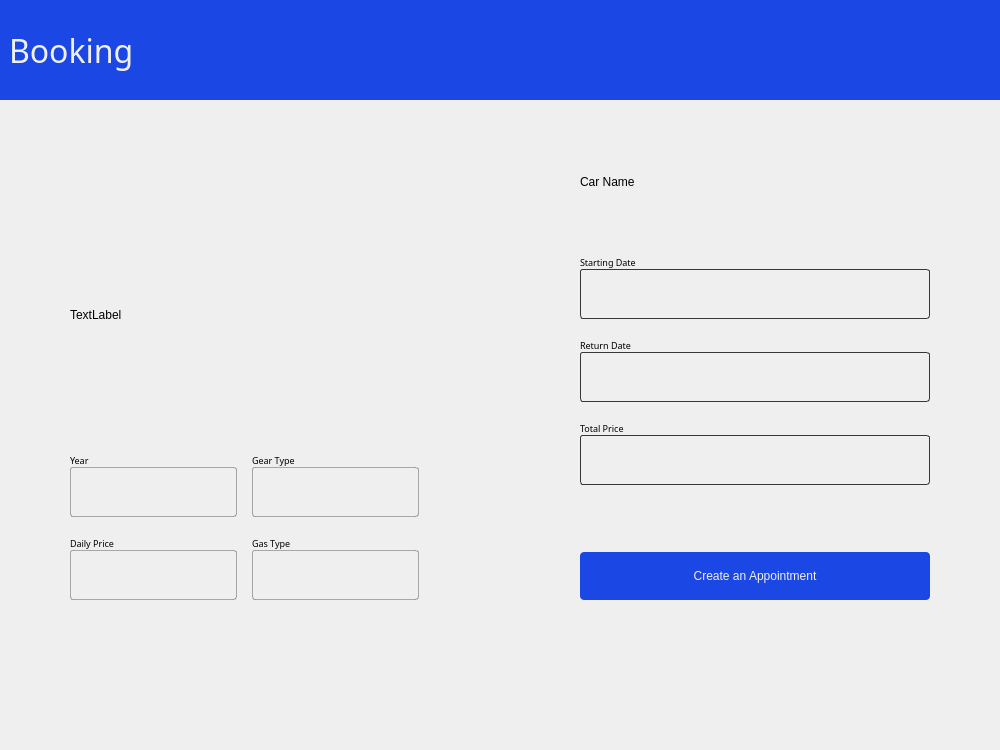
The window that ui/uiFiles/bookingWindow.ui (efeKbkci/CarRentalApp) describes before a commit, drawn with Qt 5.
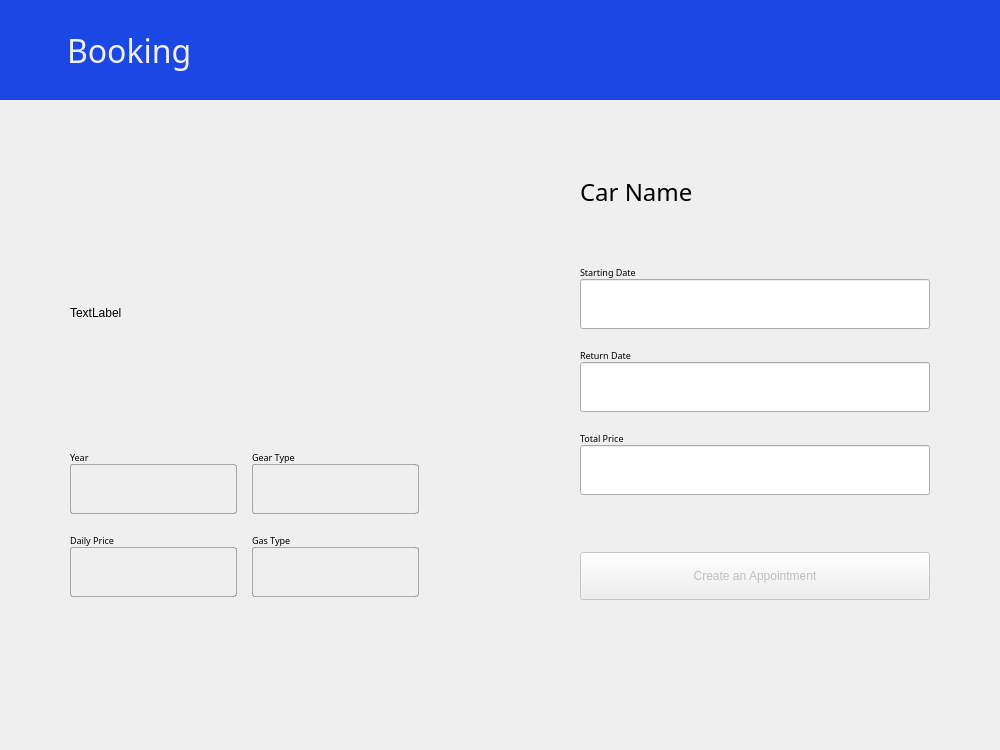
The same window after the commit. Icons and pictures are not drawn.

The edit to the form file:
```diff
--- a/ui/uiFiles/bookingWindow.ui
+++ b/ui/uiFiles/bookingWindow.ui
@@ -11,15 +11,15 @@
    </rect>
   </property>
   <property name="sizePolicy">
-   <sizepolicy hsizetype="Fixed" vsizetype="Fixed">
+   <sizepolicy hsizetype="Maximum" vsizetype="Maximum">
     <horstretch>0</horstretch>
     <verstretch>0</verstretch>
    </sizepolicy>
   </property>
   <property name="minimumSize">
    <size>
-    <width>1000</width>
-    <height>750</height>
+    <width>800</width>
+    <height>600</height>
    </size>
   </property>
   <property name="maximumSize">
@@ -68,10 +68,58 @@
       </size>
      </property>
      <property name="styleSheet">
-      <string notr="true">background-color: rgb(27, 71, 229);
-color: #F0F0F0;</string>
+      <string notr="true">#top_app_bar{
+	background-color: rgb(27, 71, 229);
+}
+
+QLabel {
+	color: #F0F0F0;
+}</string>
      </property>
      <layout class="QHBoxLayout" name="horizontalLayout_2">
+      <item>
+       <widget class="QPushButton" name="back_btn">
+        <property name="sizePolicy">
+         <sizepolicy hsizetype="Maximum" vsizetype="Maximum">
+          <horstretch>0</horstretch>
+          <verstretch>0</verstretch>
+         </sizepolicy>
+        </property>
+        <property name="styleSheet">
+         <string notr="true">background-color: transparent;
+border: None;</string>
+        </property>
+        <property name="text">
+         <string/>
+        </property>
+        <property name="icon">
+         <iconset>
+          <normaloff>../../assets/icons/back_navigation.png</normaloff>../../assets/icons/back_navigation.png</iconset>
+        </property>
+        <property name="iconSize">
+         <size>
+          <width>32</width>
+          <height>32</height>
+         </size>
+        </property>
+       </widget>
+      </item>
+      <item>
+       <spacer name="horizontalSpacer_2">
+        <property name="orientation">
+         <enum>Qt::Horizontal</enum>
+        </property>
+        <property name="sizeType">
+         <enum>QSizePolicy::Fixed</enum>
+        </property>
+        <property name="sizeHint" stdset="0">
+         <size>
+          <width>20</width>
+          <height>20</height>
+         </size>
+        </property>
+       </spacer>
+      </item>
       <item>
        <widget class="QLabel" name="booking_label">
         <property name="font">
@@ -132,6 +180,24 @@
          </property>
          <item>
           <widget class="QLabel" name="car_image_label">
+           <property name="sizePolicy">
+            <sizepolicy hsizetype="Fixed" vsizetype="Fixed">
+             <horstretch>0</horstretch>
+             <verstretch>0</verstretch>
+            </sizepolicy>
+           </property>
+           <property name="minimumSize">
+            <size>
+             <width>380</width>
+             <height>270</height>
+            </size>
+           </property>
+           <property name="maximumSize">
+            <size>
+             <width>380</width>
+             <height>270</height>
+            </size>
+           </property>
            <property name="text">
             <string>TextLabel</string>
            </property>
@@ -182,7 +248,7 @@
               <property name="sizeConstraint">
                <enum>QLayout::SetDefaultConstraint</enum>
               </property>
-              <item alignment="Qt::AlignRight">
+              <item alignment="Qt::AlignLeft">
                <widget class="QLabel" name="year_label">
                 <property name="sizePolicy">
                  <sizepolicy hsizetype="Preferred" vsizetype="Fixed">
@@ -227,6 +293,15 @@
                   <height>50</height>
                  </size>
                 </property>
+                <property name="text">
+                 <string/>
+                </property>
+                <property name="alignment">
+                 <set>Qt::AlignCenter</set>
+                </property>
+                <property name="readOnly">
+                 <bool>true</bool>
+                </property>
                </widget>
               </item>
              </layout>
@@ -284,6 +359,12 @@
                   <height>50</height>
                  </size>
                 </property>
+                <property name="alignment">
+                 <set>Qt::AlignCenter</set>
+                </property>
+                <property name="readOnly">
+                 <bool>true</bool>
+                </property>
                </widget>
               </item>
              </layout>
@@ -296,7 +377,7 @@
               <property name="sizeConstraint">
                <enum>QLayout::SetDefaultConstraint</enum>
               </property>
-              <item alignment="Qt::AlignRight">
+              <item alignment="Qt::AlignLeft">
                <widget class="QLabel" name="price_label">
                 <property name="sizePolicy">
                  <sizepolicy hsizetype="Preferred" vsizetype="Fixed">
@@ -341,6 +422,12 @@
                   <height>50</height>
                  </size>
                 </property>
+                <property name="alignment">
+                 <set>Qt::AlignCenter</set>
+                </property>
+                <property name="readOnly">
+                 <bool>true</bool>
+                </property>
                </widget>
               </item>
              </layout>
@@ -398,6 +485,12 @@
                   <height>50</height>
                  </size>
                 </property>
+                <property name="alignment">
+                 <set>Qt::AlignCenter</set>
+                </property>
+                <property name="readOnly">
+                 <bool>true</bool>
+                </property>
                </widget>
               </item>
              </layout>
@@ -430,14 +523,7 @@
          </sizepolicy>
         </property>
         <property name="styleSheet">
-         <string notr="true">QLineEdit {
-	padding-left : 10px;
-	border: 1px solid #383838;
-	border-radius : 3px;
-	background-color: transparent;
-	color : #383838;
-}
-</string>
+         <string notr="true"/>
         </property>
         <layout class="QVBoxLayout" name="verticalLayout_3">
          <property name="spacing">
@@ -456,7 +542,13 @@
           <number>0</number>
          </property>
          <item>
-          <widget class="QLabel" name="car_name">
+          <widget class="QLabel" name="car_name_label">
+           <property name="font">
+            <font>
+             <family>Roboto Mono</family>
+             <pointsize>18</pointsize>
+            </font>
+           </property>
            <property name="text">
             <string>Car Name</string>
            </property>
@@ -534,6 +626,9 @@
                <height>16777215</height>
               </size>
              </property>
+             <property name="alignment">
+              <set>Qt::AlignCenter</set>
+             </property>
             </widget>
            </item>
           </layout>
@@ -597,6 +692,9 @@
                <height>16777215</height>
               </size>
              </property>
+             <property name="alignment">
+              <set>Qt::AlignCenter</set>
+             </property>
             </widget>
            </item>
           </layout>
@@ -660,6 +758,12 @@
                <height>16777215</height>
               </size>
              </property>
+             <property name="alignment">
+              <set>Qt::AlignCenter</set>
+             </property>
+             <property name="readOnly">
+              <bool>true</bool>
+             </property>
             </widget>
            </item>
            <item>
@@ -678,7 +782,10 @@
           </layout>
          </item>
          <item alignment="Qt::AlignHCenter">
-          <widget class="QPushButton" name="create_appointment_button">
+          <widget class="QPushButton" name="create_appointment_btn">
+           <property name="enabled">
+            <bool>false</bool>
+           </property>
            <property name="sizePolicy">
             <sizepolicy hsizetype="Maximum" vsizetype="Fixed">
              <horstretch>0</horstretch>
@@ -698,20 +805,7 @@
             </size>
            </property>
            <property name="styleSheet">
-            <string notr="true">QPushButton {
-	background-color: #1B47E5;
-	color : #F0F0F0;
-	border-radius: 4px;
-	font: 57 11pt &quot;Roboto Mono Medium&quot;;
-}
-
-QPushButton::hover {
-	background-color: #1D3282;
-}
-
-QPushButton::pressed {
-	background-color: rgb(33, 58, 150);
-}</string>
+            <string notr="true"/>
            </property>
            <property name="text">
             <string>Create an Appointment</string>
```
Left out of the diff: 1 changed line with no effect on the pictures.
